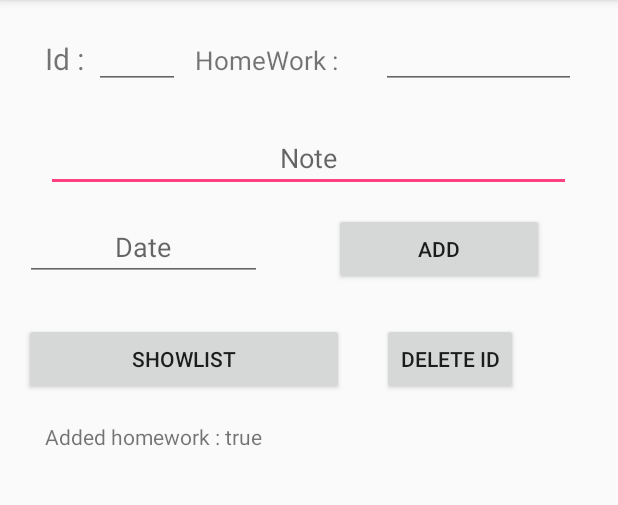
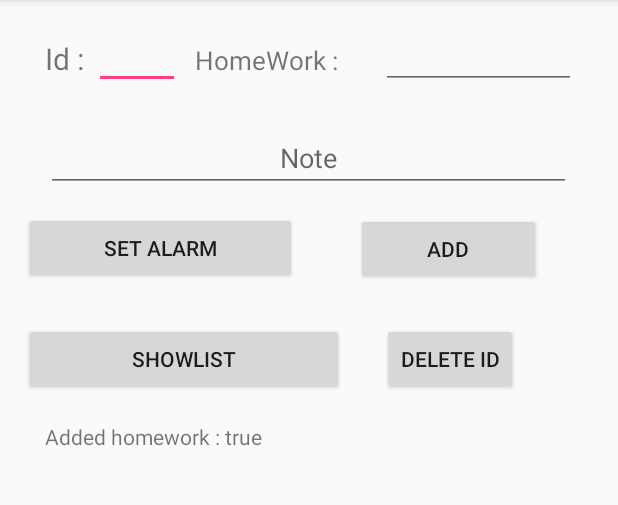
Before and after one commit to PittayutSothanakul/Reminder_App, an Android app: the screen it shows after launch (MainActivity), after a tap on "ADD", on a phone screen of 412 x 824 dp, the part 84-589 px from its top. Run offline under Robolectric (Android 15) with nearby library versions, the phone set to English and light mode, and no system bars.

Commit message:
Add alarm

```diff
--- a/app/src/main/AndroidManifest.xml
+++ b/app/src/main/AndroidManifest.xml
@@ -2,6 +2,7 @@
 <manifest xmlns:android="http://schemas.android.com/apk/res/android"
     package="com.example.panther.project_softspec">
 
+    <uses-permission android:name="com.android.alarm.permission.SET_ALARM"/>
     <application
         android:allowBackup="true"
         android:icon="@mipmap/ic_launcher"
--- a/app/src/main/java/com/example/panther/project_softspec/MainActivity.kt
+++ b/app/src/main/java/com/example/panther/project_softspec/MainActivity.kt
@@ -1,9 +1,13 @@
 package com.example.panther.project_softspec
 
+import android.content.Intent
 import android.support.v7.app.AppCompatActivity
 import android.os.Bundle
+import android.provider.AlarmClock
 import android.view.View
 import android.widget.*
+
+
 import kotlinx.android.synthetic.main.activity_main.*
 
 class MainActivity : AppCompatActivity() {
@@ -15,20 +19,39 @@ class MainActivity : AppCompatActivity() {
         setContentView(R.layout.activity_main)
 
         homeworkDBHelper = databaseHelper(this)
+
+
     }
+    fun setAlarmClicked(v: View){
+//        var date  = this.dateField.text.toString()
 
+        val intent  = Intent(AlarmClock.ACTION_SET_ALARM)
+        startActivity(intent)
+//        if (date.isEmpty()) {
+//            startActivity(intent)
+//        }else {
+//            var split = date.split(".")
+//            var hour = split[0]
+//            var minute = split[1]
+//            intent.putExtra(AlarmClock.EXTRA_MESSAGE, "My New Alarm")
+//            intent.putExtra(AlarmClock.EXTRA_HOUR, date)
+//            intent.putExtra(AlarmClock.EXTRA_MINUTES, minute)
+//            intent.putExtra(AlarmClock.EXTRA_DAYS , arrayListOf(4,5))
+//            startActivity(intent)
+//        }
+    }
     fun addHomework(v:View){
         var id = this.idField.text.toString()
         var name = this.homeworkField.text.toString()
         var note = this.noteField.text.toString()
-        var date  = this.dateField.text.toString()
+//        var date  = this.dateField.text.toString()
 //        var result = homeworkDBHelper.insertHomework(homeworkModel(id = id,homework = name,note = note, date = date))
         var result = homeworkDBHelper.insertHomework(homeworkModel(id = id,homework = name,note = note ))
         //clear all edittext s
         this.noteField.setText("")
         this.homeworkField.setText("")
         this.idField.setText("")
-        this.dateField.setText("")
+//        this.dateField.setText("")
         this.textview_result.text = "Added homework : "+result
         this.ll_entries.removeAllViews()
     }
--- a/app/src/main/java/com/example/panther/project_softspec/databaseHelper.kt
+++ b/app/src/main/java/com/example/panther/project_softspec/databaseHelper.kt
@@ -36,7 +36,7 @@ class databaseHelper(context: Context) : SQLiteOpenHelper(context, DATABASE_NAME
         values.put(DB.HomeWorkEntry.COLUMN_ID, homeworks.id)
         values.put(DB.HomeWorkEntry.COLUMN_NAME, homeworks.homework)
         values.put(DB.HomeWorkEntry.COLUMN_NOTE, homeworks.note)
-//        values.put(DB.HomeWorkEntry.COLUMN_DATE, homeworks.date)
+//        values.put(DB.HomeWorkEntry.COLUMN_DATE , homeworks.date)
         // Insert the new row, returning the primary key value of the new row
         val newRowId = db.insert(DB.HomeWorkEntry.TABLE_NAME, null, values)
 
--- a/app/src/main/res/layout/activity_main.xml
+++ b/app/src/main/res/layout/activity_main.xml
@@ -15,6 +15,31 @@
     <!--android:gravity="center"-->
     <!--tools:context="com.example.panther.project_softspec.MainActivity">-->
 
+    <EditText
+        android:id="@+id/idField"
+        android:layout_width="57dp"
+        android:layout_height="wrap_content"
+        android:layout_marginStart="2dp"
+        android:layout_marginTop="14dp"
+        android:ems="10"
+        android:inputType="textPersonName"
+        android:text=" "
+        app:layout_constraintStart_toEndOf="@+id/textView"
+        app:layout_constraintTop_toTopOf="parent" />
+
+    <!--<EditText-->
+        <!--android:id="@+id/dateField"-->
+        <!--android:layout_width="158dp"-->
+        <!--android:layout_height="wrap_content"-->
+        <!--android:layout_marginEnd="10dp"-->
+        <!--android:layout_marginStart="10dp"-->
+        <!--android:layout_marginTop="14dp"-->
+        <!--android:gravity="center"-->
+        <!--android:hint="Date"-->
+        <!--app:layout_constraintEnd_toEndOf="parent"-->
+        <!--app:layout_constraintHorizontal_bias="0.029"-->
+        <!--app:layout_constraintStart_toStartOf="parent"-->
+        <!--app:layout_constraintTop_toBottomOf="@+id/noteField" />-->
 
     <EditText
         android:id="@+id/noteField"
@@ -30,19 +55,7 @@
         app:layout_constraintStart_toStartOf="parent"
         app:layout_constraintTop_toBottomOf="@+id/homeworkField" />
 
-    <EditText
-        android:id="@+id/dateField"
-        android:layout_width="158dp"
-        android:layout_height="wrap_content"
-        android:layout_marginEnd="10dp"
-        android:layout_marginStart="10dp"
-        android:layout_marginTop="14dp"
-        android:gravity="center"
-        android:hint="Date"
-        app:layout_constraintEnd_toEndOf="parent"
-        app:layout_constraintHorizontal_bias="0.029"
-        app:layout_constraintStart_toStartOf="parent"
-        app:layout_constraintTop_toBottomOf="@+id/noteField" />
+
 
     <TextView
         android:id="@+id/textView"
@@ -80,27 +93,16 @@
         app:layout_constraintStart_toEndOf="@+id/textView4"
         app:layout_constraintTop_toTopOf="parent" />
 
-    <EditText
-        android:id="@+id/idField"
-        android:layout_width="57dp"
-        android:layout_height="wrap_content"
-        android:layout_marginStart="2dp"
-        android:layout_marginTop="14dp"
-        android:ems="10"
-        android:inputType="textPersonName"
-        android:text=" "
-        app:layout_constraintStart_toEndOf="@+id/textView"
-        app:layout_constraintTop_toTopOf="parent" />
 
     <Button
         android:id="@+id/addBt"
-        android:layout_width="140dp"
+        android:layout_width="123dp"
         android:layout_height="wrap_content"
-        android:layout_marginStart="48dp"
+        android:layout_marginStart="8dp"
         android:layout_marginTop="14dp"
+        android:onClick="addHomework"
         android:text="Add"
-        android:onClick="addHomework"
-        app:layout_constraintStart_toEndOf="@+id/dateField"
+        app:layout_constraintStart_toEndOf="@+id/showBt"
         app:layout_constraintTop_toBottomOf="@+id/noteField" />
 
     <Button
@@ -145,79 +147,15 @@
         app:layout_constraintStart_toStartOf="parent"
         app:layout_constraintTop_toBottomOf="@+id/textview_result"></LinearLayout>
 
+    <Button
+        android:id="@+id/alarmBt"
+        android:layout_width="182dp"
+        android:layout_height="wrap_content"
+        android:layout_marginStart="16dp"
+        android:layout_marginTop="13dp"
+        android:onClick="setAlarmClicked"
+        android:text="set Alarm"
+        app:layout_constraintStart_toStartOf="parent"
+        app:layout_constraintTop_toBottomOf="@+id/noteField" />
+
 </android.support.constraint.ConstraintLayout>
-
-
-    <!--<LinearLayout-->
-            <!--android:layout_width="match_parent"-->
-            <!--android:layout_height="wrap_content"-->
-            <!--android:orientation="vertical">-->
-
-            <!--<EditText-->
-                <!--android:id="@+id/idField"-->
-                <!--android:layout_width="match_parent"-->
-                <!--android:layout_height="wrap_content"-->
-                <!--android:gravity="center"-->
-                <!--android:hint="Id" />-->
-
-            <!--<EditText-->
-                <!--android:id="@+id/homeworkField"-->
-                <!--android:layout_width="match_parent"-->
-                <!--android:layout_height="wrap_content"-->
-                <!--android:gravity="center"-->
-                <!--android:hint="Homework" />-->
-
-            <!--<EditText-->
-                <!--android:id="@+id/noteField"-->
-                <!--android:layout_width="match_parent"-->
-                <!--android:layout_height="wrap_content"-->
-                <!--android:gravity="center"-->
-                <!--android:hint="Note" />-->
-
-        <!--<EditText-->
-            <!--android:id="@+id/dateField"-->
-            <!--android:layout_width="match_parent"-->
-            <!--android:layout_height="wrap_content"-->
-            <!--android:gravity="center"-->
-            <!--android:hint="Date" />-->
-    <!--</LinearLayout>-->
-
-        <!--<LinearLayout-->
-            <!--android:layout_width="match_parent"-->
-            <!--android:layout_height="wrap_content"-->
-            <!--android:orientation="horizontal">-->
-            <!--<Button-->
-                <!--android:id="@+id/button_add_homework"-->
-                <!--android:layout_width="wrap_content"-->
-                <!--android:layout_height="wrap_content"-->
-                <!--android:layout_weight="1"-->
-                <!--android:onClick="addHomework"-->
-                <!--android:text="Add" />-->
-
-            <!--<Button-->
-                <!--android:id="@+id/button_delete_"-->
-                <!--android:layout_width="wrap_content"-->
-                <!--android:layout_height="wrap_content"-->
-                <!--android:layout_weight="1"-->
-                <!--android:onClick="deleteHomework"-->
-                <!--android:text="Delete" />-->
-
-            <!--<Button-->
-                <!--android:id="@+id/button_show_all"-->
-                <!--android:layout_width="wrap_content"-->
-                <!--android:layout_height="wrap_content"-->
-                <!--android:layout_weight="1"-->
-                <!--android:onClick="showAllHomeworks"-->
-                <!--android:text="Show List" />-->
-        <!--</LinearLayout>-->
-        <!--<TextView-->
-            <!--android:id="@+id/textview_result"-->
-            <!--android:layout_width="match_parent"-->
-            <!--android:layout_height="wrap_content" />-->
-        <!--<LinearLayout-->
-            <!--android:id="@+id/ll_entries"-->
-            <!--android:padding="15dp"-->
-            <!--android:orientation="vertical"-->
-            <!--android:layout_width="match_parent"-->
-            <!--android:layout_height="wrap_content"></LinearLayout>-->
-    <!--</LinearLayout>-->
```
Also changed, not shown: app/src/main/java/com/example/panther/project_softspec/homeworkModel.kt (line endings or trailing spaces).
